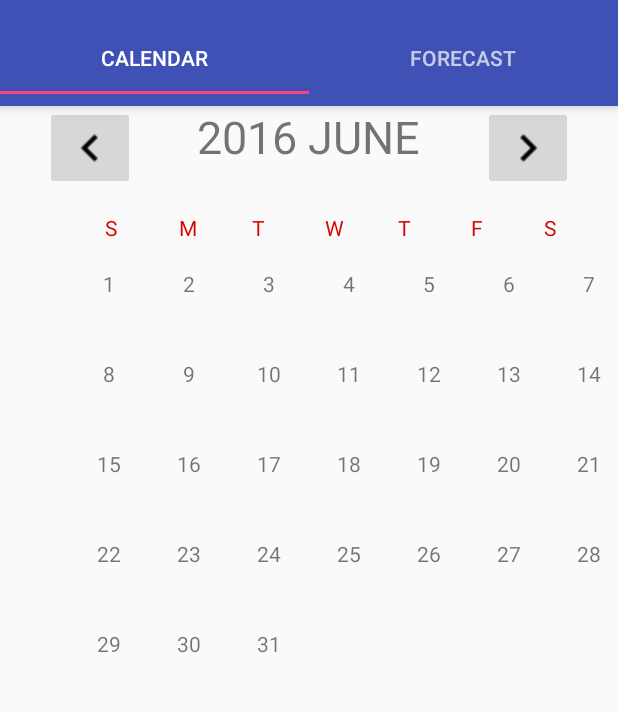
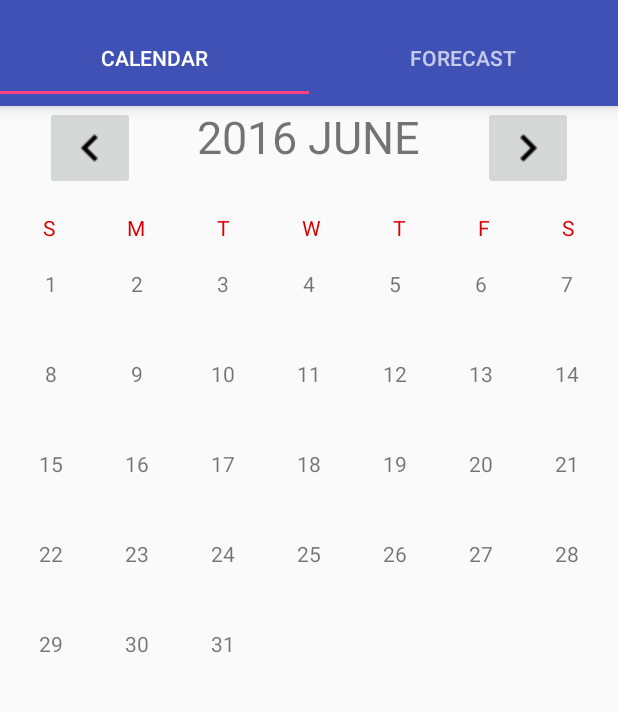
Before and after one commit to dmytririsov/Forecast-Applicaiton, an Android app: the screen it shows after launch (MainActivity), on a phone screen of 412 x 824 dp, the part 62-774 px from its top. Run offline under Robolectric (Android 15) with nearby library versions, the phone set to English and light mode, and no system bars; libraries missing offline, so code that uses them is left out: com.activeandroid; 1 statement that could not run was skipped.

Commit message:
xml changes and added httpOk

```diff
--- a/app/build.gradle
+++ b/app/build.gradle
@@ -32,4 +32,5 @@ dependencies {
     compile 'com.michaelpardo:activeandroid:3.1.0-SNAPSHOT'
     compile 'com.android.support:design:23.4.0'
     compile 'com.google.android.gms:play-services-appindexing:8.1.0'
+    compile 'com.squareup.okhttp3:logging-interceptor:3.2.0'
 }
--- a/app/src/main/java/com/dmytri/forecast/Calendar/events_logic/EventsListActivity.java
+++ b/app/src/main/java/com/dmytri/forecast/Calendar/events_logic/EventsListActivity.java
@@ -27,7 +27,6 @@ public class EventsListActivity extends AppCompatActivity {
 
     public static final String DAY_OF_YEAR_KEY = "dayOfYear";
     private static final String TAG = EventsListActivity.class.getSimpleName();
-    private static final int DEFAULT_VALUE = 1;
 
     private Button mAddEventButton;
     private List <String> mEventsDescriptions;
--- a/app/src/main/java/com/dmytri/forecast/Weather/Models/Clouds.java
+++ b/app/src/main/java/com/dmytri/forecast/Weather/Models/Clouds.java
@@ -2,9 +2,11 @@ package com.dmytri.forecast.Weather.Models;
 
 
 import com.google.gson.annotations.Expose;
+import com.google.gson.annotations.SerializedName;
 
 public class Clouds {
 
+    @SerializedName("all")
     @Expose
     private Integer all;
 
--- a/app/src/main/java/com/dmytri/forecast/Weather/Models/Coord.java
+++ b/app/src/main/java/com/dmytri/forecast/Weather/Models/Coord.java
@@ -1,13 +1,16 @@
 package com.dmytri.forecast.Weather.Models;
 
 import com.google.gson.annotations.Expose;
+import com.google.gson.annotations.SerializedName;
 
 /**
  * Created by Dmytri on 07.06.2016.
  */
 public class Coord {
+    @SerializedName("lon")
     @Expose
     private Double lon;
+    @SerializedName("lat")
     @Expose
     private Double lat;
 
--- a/app/src/main/java/com/dmytri/forecast/Weather/Models/Main.java
+++ b/app/src/main/java/com/dmytri/forecast/Weather/Models/Main.java
@@ -5,11 +5,13 @@ import com.google.gson.annotations.SerializedName;
 
 
 public class Main {
-
+    @SerializedName("temp")
     @Expose
     private Double temp;
+    @SerializedName("pressure")
     @Expose
     private Integer pressure;
+    @SerializedName("humidity")
     @Expose
     private Integer humidity;
     @SerializedName("temp_min")
--- a/app/src/main/java/com/dmytri/forecast/Weather/Models/Weather.java
+++ b/app/src/main/java/com/dmytri/forecast/Weather/Models/Weather.java
@@ -1,16 +1,20 @@
 package com.dmytri.forecast.Weather.Models;
 
 import com.google.gson.annotations.Expose;
+import com.google.gson.annotations.SerializedName;
 
 public class Weather {
 
-
+    @SerializedName("id")
     @Expose
     private Integer id;
+    @SerializedName("main")
     @Expose
     private String main;
+    @SerializedName("description")
     @Expose
     private String description;
+    @SerializedName("icon")
     @Expose
     private String icon;
 
--- a/app/src/main/java/com/dmytri/forecast/Weather/Models/Wind.java
+++ b/app/src/main/java/com/dmytri/forecast/Weather/Models/Wind.java
@@ -2,13 +2,17 @@ package com.dmytri.forecast.Weather.Models;
 
 
 import com.google.gson.annotations.Expose;
+import com.google.gson.annotations.SerializedName;
 
 public class Wind {
 
+    @SerializedName("speed")
     @Expose
     private Double speed;
+    @SerializedName("deg")
     @Expose
     private Integer deg;
+    @SerializedName("gust")
     @Expose
     private Double gust;
 
--- a/app/src/main/java/com/dmytri/forecast/Weather/RestAPI.java
+++ b/app/src/main/java/com/dmytri/forecast/Weather/RestAPI.java
@@ -9,5 +9,7 @@ import retrofit2.http.Query;
 
 public interface RestAPI {
     @GET("data/2.5/weather")
-    Call<Model> getWeatherReport(@Query("q") String city, @Query("appid") String appid, @Query("units") String units);
+    Call<Model> getWeatherReport(@Query("q") String city,
+                                 @Query("appid") String appid,
+                                 @Query("units") String units);
 }
--- a/app/src/main/java/com/dmytri/forecast/Weather/WeatherFragment.java
+++ b/app/src/main/java/com/dmytri/forecast/Weather/WeatherFragment.java
@@ -22,13 +22,18 @@ import com.dmytri.forecast.Preference;
 import com.dmytri.weather.R;
 import com.dmytri.forecast.Weather.Models.Model;
 import com.google.gson.Gson;
+import com.google.gson.GsonBuilder;
 
+import java.io.IOException;
 import java.text.SimpleDateFormat;
 import java.util.Date;
 import java.util.GregorianCalendar;
+import java.util.List;
 import java.util.Locale;
 import java.util.TimeZone;
 
+import okhttp3.OkHttpClient;
+import okhttp3.logging.HttpLoggingInterceptor;
 import retrofit2.Call;
 import retrofit2.Callback;
 import retrofit2.Response;
@@ -133,18 +138,61 @@ public class WeatherFragment extends Fragment {
         GregorianCalendar calendar = new GregorianCalendar(TimeZone.getTimeZone(TIME_ZONE));
         calendar.setTimeInMillis(current_time);
         mUpdateField.setText("Last update: " + sdf.format(calendar.getTime()));
-        Gson gson = new Gson();
+        HttpLoggingInterceptor interceptor = new HttpLoggingInterceptor();
+        interceptor.setLevel(HttpLoggingInterceptor.Level.BODY);
+        OkHttpClient client = new OkHttpClient.Builder().addInterceptor(interceptor).build();
+        Gson gson = new GsonBuilder().excludeFieldsWithoutExposeAnnotation().create();
         Retrofit retrofit = new Retrofit.Builder()
                 .addConverterFactory(GsonConverterFactory.create(gson))
+                .client(client)
                 .baseUrl(OPEN_WEATHER_MAP_API)
                 .build();
-        RestAPI service = retrofit.create(RestAPI.class);
-        Call<Model> call = service.getWeatherReport(city, APPID, UNITS);
-        Log.d(TAG, "Need query - " + OPEN_WEATHER_MAP_API +"data/2.5/weather?q=" + city + "&appid=9c4a47ff53dff3ea499b0bd0f239df78&UNITS=metric");
+
+        RestAPI restAPI = retrofit.create(RestAPI.class);
+        Call<Model> call = restAPI.getWeatherReport(city, APPID, UNITS);
         call.enqueue(new Callback<Model>() {
             @Override
             public void onResponse(Call<Model> call, Response<Model> response) {
+                String city = response.body().getName();
+                String country = response.body().getSys().getCountry();
+                String status = response.body().getWeather().get(0).getDescription();
+                String humidity = response.body().getMain().getHumidity().toString();
+                String pressure = response.body().getMain().getPressure().toString();
+                String wind = response.body().getWind().getSpeed().toString();
+                Double temp = response.body().getMain().getTemp();
+                Long sunrise = (long)response.body().getSys().getSunrise();
+                Long sunset = (long)response.body().getSys().getSunset();
+                String details =  response.body().getWeather().get(0).getId().toString();
+                Integer updatedDetails = Integer.parseInt(details);
+
+
+                mCityField.setText(city.toUpperCase() + ", " + country);
+                mCurrentTemperatureField.setText(String.format("%.1f", temp) + "℃"); //setting up details
+                setWeatherIcon(updatedDetails,
+                        sunrise * TIME_FROM_MILLISECONDS,
+                        sunset * TIME_FROM_MILLISECONDS);
+                mDetailsField.setText(
+                        "\n" + "Status: " + status +
+                                "\n" + "Humidity: " + humidity + "%" +
+                                "\n" + "Pressure: " + pressure + "hPa" +
+                                "\n" + "Wind: " + wind + "m/s");
+                Log.d(TAG, "onSuccesful responce");
+            }
+
+            @Override
+            public void onFailure(Call<Model> call, Throwable t) {
+                Log.d(TAG, "onFailure to get response");
+            }
+        });
+        /*RestAPI service = retrofit.create(RestAPI.class);*/
+        /*Call<Model> call = service.getWeatherReport(city, APPID, UNITS);
+        Log.d(TAG, "Need query - " + OPEN_WEATHER_MAP_API +"data/2.5/weather?q=" + city + "&appid=9c4a47ff53dff3ea499b0bd0f239df78&UNITS=metric");
+        *//*call.enqueue(new Callback<Model>() {
+            @Override
+            public void onResponse(Call<Model> call, Response<Model> response) {
                 try {
+                    Log.d(TAG, "Call: " + call.toString() + "\n"
+                                + "Response: " + response.toString());
                     String city = response.body().getName();
                     String country = response.body().getSys().getCountry();
                     String status = response.body().getWeather().get(0).getDescription();
@@ -172,13 +220,13 @@ public class WeatherFragment extends Fragment {
                 catch (Exception e) {
                     e.printStackTrace();
                 }
-            }
-
+            }*/
+/*
             @Override
             public void onFailure(Call<Model> call, Throwable t) {
 
             }
-        });
+        });*/
     }
 
     private void setWeatherIcon(int actualId, long sunrise, long sunset) {
--- a/app/src/main/res/layout/calendar_fragment.xml
+++ b/app/src/main/res/layout/calendar_fragment.xml
@@ -3,148 +3,158 @@
     android:layout_width="match_parent"
     android:layout_height="match_parent"
     android:orientation="vertical">
-    <TextView
-        xmlns:tools="http://schemas.android.com/tools" tools:ignore="MissingTranslation"
+
+    <TextView xmlns:tools="http://schemas.android.com/tools"
         android:id="@+id/name_of_month"
         android:layout_width="wrap_content"
         android:layout_height="wrap_content"
+        android:layout_alignParentTop="true"
+        android:layout_centerHorizontal="true"
         android:layout_gravity="center_horizontal"
-        android:layout_alignParentTop="true"
-        android:textSize="30dp"
-        android:layout_centerHorizontal="true" />
-    <TextView
-        xmlns:tools="http://schemas.android.com/tools" tools:ignore="MissingTranslation"
+        android:textSize="30sp"
+        tools:ignore="MissingTranslation" />
+
+    <TextView xmlns:tools="http://schemas.android.com/tools"
         android:id="@+id/name_of_year"
         android:layout_width="wrap_content"
         android:layout_height="wrap_content"
+        android:layout_alignParentTop="true"
+        android:layout_centerHorizontal="true"
         android:layout_gravity="center_horizontal"
-        android:layout_alignParentTop="true"
         android:textSize="30dp"
-        android:layout_centerHorizontal="true" />
+        tools:ignore="MissingTranslation" />
 
     <ImageButton
-        android:layout_marginLeft="30dp"
+        android:id="@+id/imageButtonPrev"
         android:layout_width="wrap_content"
         android:layout_height="wrap_content"
-        android:src="@drawable/chevron_left"
-        android:id="@+id/imageButtonPrev"
+        android:layout_alignParentLeft="true"
+        android:layout_alignParentStart="false"
         android:layout_alignParentTop="true"
-        android:layout_alignParentLeft="true"
-        android:layout_alignParentStart="false" />
+        android:layout_marginLeft="30dp"
+        android:src="@drawable/chevron_left" />
 
     <ImageButton
-        android:layout_marginRight="30dp"
+        android:id="@+id/imageButtonNext"
         android:layout_width="wrap_content"
         android:layout_height="wrap_content"
-        android:src="@drawable/chevron_right"
-        android:id="@+id/imageButtonNext"
-        android:layout_gravity="right"
+        android:layout_alignEnd="@+id/calendar_days"
         android:layout_alignParentTop="true"
         android:layout_alignRight="@+id/calendar_days"
-        android:layout_alignEnd="@+id/calendar_days" />
+        android:layout_gravity="end"
+        android:layout_marginRight="30dp"
+        android:src="@drawable/chevron_right" />
 
     <GridView
         android:id="@+id/calendar_days"
-        android:layout_marginTop="40dp"
-        android:layout_marginLeft="40dp"
         android:layout_width="wrap_content"
         android:layout_height="468dp"
+        android:paddingLeft="5dp"
+        android:paddingRight="5dp"
+        android:layout_below="@+id/imageButtonPrev"
+        android:layout_marginTop="40dp"
         android:columnWidth="65dp"
+        android:gravity="center"
+        android:numColumns="7"
         android:stretchMode="columnWidth"
-        android:verticalSpacing="15dp"
-        android:layout_below="@+id/imageButtonPrev"
-        android:numColumns="7"/>
+        android:verticalSpacing="15dp" />
 
     <LinearLayout
 
+        android:id="@+id/gridLayout"
         android:layout_width="match_parent"
-        android:layout_height="match_parent"
+        android:layout_height="wrap_content"
+        android:paddingLeft="5dp"
+        android:paddingRight="5dp"
+        android:layout_above="@+id/textView2"
         android:layout_alignParentLeft="true"
         android:layout_alignParentStart="true"
-        android:layout_marginLeft="70dp"
-        android:id="@+id/gridLayout"
-        android:weightSum="7"
-        android:layout_above="@+id/textView2"
-        android:layout_below="@+id/imageButtonPrev">
+        android:layout_below="@+id/imageButtonPrev"
+        android:weightSum="7">
 
-        <ImageView
+        <TextView
             android:layout_width="wrap_content"
             android:layout_height="wrap_content"
-            android:id="@+id/imageView"
-            android:layout_weight="1" />
+            android:layout_gravity="center"
+            android:layout_marginTop="5dp"
+            android:layout_weight="1"
+            android:gravity="center"
+            android:text="S"
+            android:textColor="@color/text_color" />
 
         <TextView
+            android:layout_width="wrap_content"
+            android:layout_height="wrap_content"
+            android:layout_columnWeight="1"
+            android:layout_gravity="center"
             android:layout_marginTop="5dp"
-            android:textColor="@color/text_color"
-            android:layout_width="match_parent"
+            android:layout_weight="1"
+            android:gravity="center"
+            android:text="M"
+            android:textColor="@color/text_color" />
+
+        <TextView
+            android:layout_width="wrap_content"
             android:layout_height="wrap_content"
+            android:layout_columnWeight="1"
             android:layout_gravity="center"
+            android:layout_marginTop="5dp"
+            android:layout_weight="1"
+            android:gravity="center"
+            android:text="T"
+            android:textColor="@color/text_color" />
+
+        <TextView
+            android:layout_width="wrap_content"
+            android:layout_height="wrap_content"
+            android:layout_columnWeight="1"
+            android:layout_gravity="center"
+            android:layout_marginTop="5dp"
+            android:layout_weight="1"
+            android:gravity="center"
+            android:text="W"
+            android:textColor="@color/text_color" />
+
+        <TextView
+            android:layout_width="wrap_content"
+            android:layout_height="wrap_content"
+            android:layout_columnWeight="1"
+            android:layout_gravity="center"
+            android:layout_marginTop="5dp"
+            android:layout_weight="1"
+            android:gravity="center"
+            android:text="T"
+            android:textColor="@color/text_color" />
+
+        <TextView
+            android:layout_width="wrap_content"
+            android:layout_height="wrap_content"
+            android:layout_columnWeight="1"
+            android:layout_gravity="center"
+            android:layout_marginTop="5dp"
+            android:layout_weight="1"
+            android:gravity="center"
+            android:text="F"
+            android:textColor="@color/text_color" />
+
+        <TextView
+            android:layout_width="wrap_content"
+            android:layout_height="wrap_content"
+            android:layout_columnWeight="1"
+            android:layout_gravity="center"
+            android:layout_marginTop="5dp"
+            android:layout_weight="1"
+            android:gravity="center"
             android:text="S"
-            android:layout_columnWeight="1"
-            android:layout_weight="1"/>
-        <TextView
-            android:layout_marginTop="5dp"
-            android:textColor="@color/text_color"
-            android:layout_width="match_parent"
-            android:layout_height="wrap_content"
-            android:layout_gravity="center"
-            android:text="M"
-            android:layout_columnWeight="1"
-            android:layout_weight="1"/>
-        <TextView
-            android:layout_marginTop="5dp"
-            android:textColor="@color/text_color"
-            android:layout_width="match_parent"
-            android:layout_height="wrap_content"
-            android:layout_gravity="center"
-            android:text="T"
-            android:layout_columnWeight="1"
-            android:layout_weight="1"/>
-        <TextView
-            android:layout_marginTop="5dp"
-            android:textColor="@color/text_color"
-            android:layout_width="match_parent"
-            android:layout_height="wrap_content"
-            android:layout_gravity="center"
-            android:text="W"
-            android:layout_columnWeight="1"
-            android:layout_weight="1"/>
-        <TextView
-            android:layout_marginTop="5dp"
-            android:textColor="@color/text_color"
-            android:layout_width="match_parent"
-            android:layout_height="wrap_content"
-            android:layout_gravity="center"
-            android:text="T"
-            android:layout_columnWeight="1"
-            android:layout_weight="1"/>
-        <TextView
-            android:layout_marginTop="5dp"
-            android:textColor="@color/text_color"
-            android:layout_width="match_parent"
-            android:layout_height="wrap_content"
-            android:layout_gravity="center"
-            android:text="F"
-            android:layout_columnWeight="1"
-            android:layout_weight="1"/>
-        <TextView
-            android:layout_marginTop="5dp"
-            android:textColor="@color/text_color"
-            android:layout_width="match_parent"
-            android:layout_height="wrap_content"
-            android:layout_gravity="center"
-            android:text="S"
-            android:layout_columnWeight="1"
-            android:layout_weight="1"/>
+            android:textColor="@color/text_color" />
     </LinearLayout>
 
     <TextView
+        android:id="@+id/textView2"
         android:layout_width="wrap_content"
         android:layout_height="wrap_content"
-        android:textAppearance="?android:attr/textAppearanceSmall"
-        android:id="@+id/textView2"
         android:layout_alignTop="@+id/calendar_days"
-        android:layout_centerHorizontal="true" />
-
+        android:layout_centerHorizontal="true"
+        android:textAppearance="?android:attr/textAppearanceSmall" />
 
 </RelativeLayout>
```
Also changed, not shown: app/src/main/java/com/dmytri/forecast/Weather/Models/Model.java (+14 -0 lines), app/src/main/java/com/dmytri/forecast/Weather/Models/Sys.java (+7 -0 lines), app/src/main/res/layout/fragment_weather.xml (+38 -44 lines).
